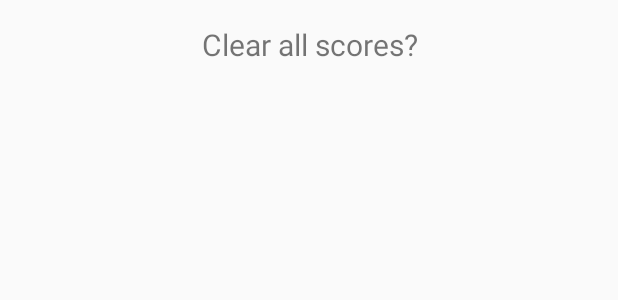
After one commit to kevinw123/Educator-Android, an Android app: the layout confirmation_popup.xml on its own in the app's theme, with its tools: preview values and no code run, on a phone screen of 412 x 824 dp. The commit adds this screen. Shown: the top 300 px of the screen. Run offline under Robolectric (Android 15) with nearby library versions, the phone set to English and light mode, and no system bars.

Commit message:
Adding confirmation for clear scores

```diff
--- a/app/src/main/res/layout/activity_done.xml
+++ b/app/src/main/res/layout/activity_done.xml
@@ -128,7 +128,7 @@
             android:layout_centerHorizontal="true"
             android:layout_margin="@dimen/buttonText_margin_top"
             android:padding="@dimen/activity_vertical_margin"
-            android:text="RESET HIGHSCORE"
+            android:text="CLEAR SCORE"
             android:textSize="10sp"
             android:background="@color/colorText"
             android:textColor="@color/colorWin"/>
--- /dev/null
+++ b/app/src/main/res/layout/confirmation_popup.xml
@@ -0,0 +1,16 @@
+<?xml version="1.0" encoding="utf-8"?>
+<RelativeLayout xmlns:android="http://schemas.android.com/apk/res/android"
+    android:id="@+id/reset_popup"
+    android:layout_width="match_parent"
+    android:layout_height="match_parent">
+
+    <TextView
+        android:id="@+id/confirmationTitle"
+        android:layout_width="match_parent"
+        android:layout_height="wrap_content"
+        android:padding="@dimen/activity_vertical_margin"
+        android:text="Clear all scores?"
+        android:textSize="@dimen/questionText_size"
+        android:gravity="center"/>
+
+</RelativeLayout>
```
Also changed, not shown: app/src/main/java/com/group25/proj2/DoneActivity.java (+70 -4 lines).
